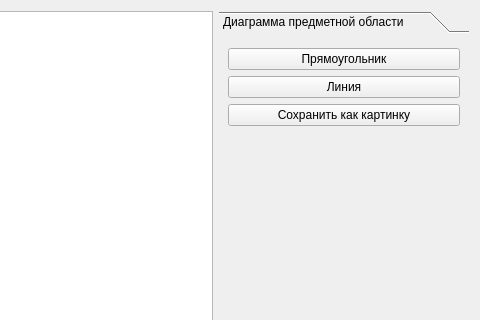
First picture: the form in umlmainform.ui, repository Benzinnos/grygUml, before the edit; both pictures show x 544 to 1024 and y 0 to 320 of the 1024 by 616 pixel window.
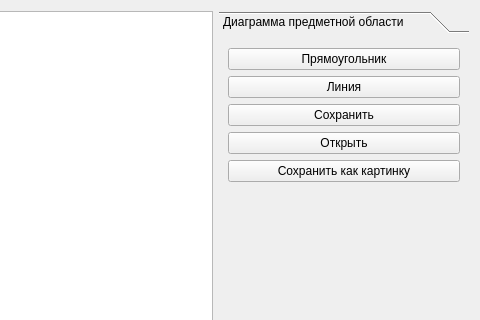
Second picture: the form after the edit.

```diff
--- a/umlmainform.ui
+++ b/umlmainform.ui
@@ -34,7 +34,7 @@
         <x>0</x>
         <y>0</y>
         <width>250</width>
-        <height>544</height>
+        <height>542</height>
        </rect>
       </property>
       <attribute name="label">
@@ -55,6 +55,20 @@
          </property>
         </widget>
        </item>
+       <item>
+        <widget class="QPushButton" name="saveBinaryButton">
+         <property name="text">
+          <string>Сохранить</string>
+         </property>
+        </widget>
+       </item>
+       <item>
+        <widget class="QPushButton" name="loadBinaryButton">
+         <property name="text">
+          <string>Открыть</string>
+         </property>
+        </widget>
+       </item>
        <item>
         <widget class="QPushButton" name="saveAsPictureButton">
          <property name="text">
```
Left out of the diff: 2 changed lines with no effect on the pictures.
